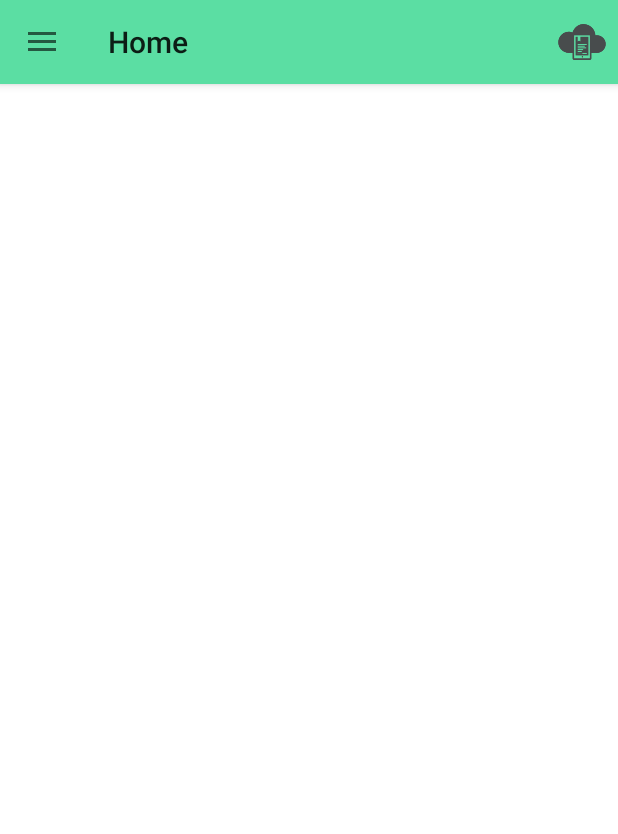
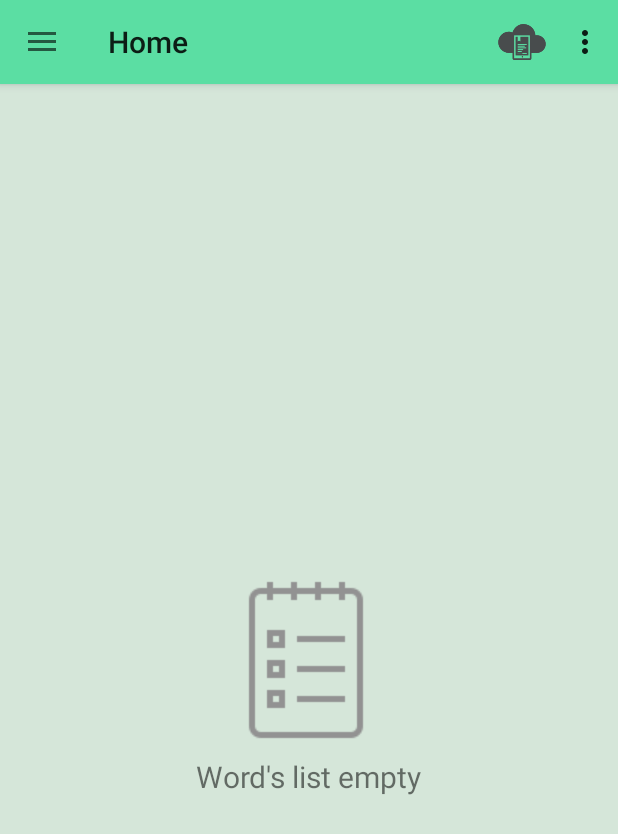
Before and after one commit to juanortiz10/Eduquer, an Android app: the fragment Look placed in its activity, on a phone screen of 412 x 824 dp. Shown: the top 834 px of the screen. Run offline under Robolectric (Android 15) with nearby library versions, the phone set to English and light mode, and no system bars.

```diff
--- a/app/src/main/java/com/example/juan/eduquer/MainActivity.java
+++ b/app/src/main/java/com/example/juan/eduquer/MainActivity.java
@@ -16,6 +16,7 @@ import android.support.v4.app.FragmentActivity;
 
 import java.util.ArrayList;
 import adapter.DrawerAdapter;
+import algorithms.Low;
 import fragments.Add;
 import fragments.Home;
 import fragments.Look;
@@ -24,7 +25,7 @@ import models.Item;
 import models.Items;
 
 public class MainActivity extends FragmentActivity {
-
+    Low low;
     private ListView drawerList;
     private DrawerLayout drawerLayout;
     private ActionBarDrawerToggle drawerToggle;
@@ -42,6 +43,8 @@ public class MainActivity extends FragmentActivity {
         tagTitles= getResources().getStringArray(R.array.tags);
         addDrawerItems();
         setupDrawer();
+
+        low=new Low(getApplicationContext());
 
         getActionBar().setDisplayHomeAsUpEnabled(true);
         getActionBar().setHomeButtonEnabled(true);
--- a/app/src/main/java/fragments/Add.java
+++ b/app/src/main/java/fragments/Add.java
@@ -44,9 +44,8 @@ public class Add extends Fragment implements View.OnClickListener{
         if (view.getId() == R.id.btnSend) {
             try {
                 if(etWords.length()>0) {
-                    Date time = new Date();
                     DataBaseHelper dataBaseHelper = new DataBaseHelper(getActivity().getApplicationContext());
-                    dataBaseHelper.putInformation(dataBaseHelper, etWords.getText().toString(), time);
+                    dataBaseHelper.putInformation(dataBaseHelper, etWords.getText().toString());
                     Toast.makeText(getActivity().getApplicationContext(), "New word has been added correctly!", Toast.LENGTH_SHORT).show();
                     etWords.setText("");
                 }else{
--- a/app/src/main/java/fragments/Look.java
+++ b/app/src/main/java/fragments/Look.java
@@ -12,7 +12,9 @@ import com.example.juan.eduquer.Webview;
 import android.content.Intent;
 import android.os.Handler;
 import android.widget.AdapterView;
+import android.widget.ImageView;
 import android.widget.ListView;
+import android.widget.TextView;
 import android.widget.Toast;
 import android.widget.AdapterView.OnItemClickListener;
 import java.util.ArrayList;
@@ -39,6 +41,8 @@ public class Look extends Fragment implements OnItemClickListener{
     private ArrayList<Item> words;
     private SearchAdapter searchAdapter;
     public String textToSearch;
+    private ImageView imvNo;
+    private TextView tvNo;
     Timer timer=new Timer();
     public Look(){}
 
@@ -56,6 +60,11 @@ public class Look extends Fragment implements OnItemClickListener{
         DataBaseHelper dataBaseHelper=new DataBaseHelper(getActivity().getApplicationContext());
         if(dataBaseHelper.getALl().size()>0) {
             search();
+        }else{
+            imvNo=(ImageView)rootView.findViewById(R.id.imvNo);
+            imvNo.setImageResource(R.drawable.empty);
+            tvNo=(TextView)rootView.findViewById(R.id.tvNo);
+            tvNo.setText("Word's list empty");
         }
         searchAdapter=new SearchAdapter(getActivity().getApplicationContext(),results);
         return rootView;
@@ -66,6 +75,7 @@ public class Look extends Fragment implements OnItemClickListener{
         DataBaseHelper dataBaseHelper=new DataBaseHelper(getActivity().getApplicationContext());
         if(dataBaseHelper.getALl().size()>0)
             timer.schedule(new Time(), 0, 2000);
+        dataBaseHelper.close();
         super.onStart();
     }
 
@@ -74,6 +84,7 @@ public class Look extends Fragment implements OnItemClickListener{
         DataBaseHelper dataBaseHelper=new DataBaseHelper(getActivity().getApplicationContext());
         if(dataBaseHelper.getALl().size()>0)
             update();
+        dataBaseHelper.close();
         super.onStop();
     }
 
@@ -82,6 +93,7 @@ public class Look extends Fragment implements OnItemClickListener{
         DataBaseHelper dataBaseHelper=new DataBaseHelper(getActivity().getApplicationContext());
         if(dataBaseHelper.getALl().size()>0)
             timer.cancel();
+        dataBaseHelper.close();
         super.onDestroy();
     }
 
@@ -130,6 +142,7 @@ public class Look extends Fragment implements OnItemClickListener{
         }else{
             Toast.makeText(getActivity().getApplicationContext(), "Your word's list is empty",Toast.LENGTH_SHORT).show();
         }
+        dataBaseHelper.close();
     }
 
     @Override
@@ -154,5 +167,4 @@ public class Look extends Fragment implements OnItemClickListener{
        dataBaseHelper.setProgress(dataBaseHelper,oldValue+add,textToSearch);
        dataBaseHelper.close();
    }
-
-        }
+}
--- a/app/src/main/java/models/Item.java
+++ b/app/src/main/java/models/Item.java
@@ -1,4 +1,6 @@
 package models;
+
+import java.util.Date;
 
 /**
  * Created by juan on 10/06/15.
@@ -6,15 +8,13 @@ package models;
 public class Item {
     private String name;
     private int id;
-    private int progress;
+    private long date;
+
     public Item(String name, int id){
         this.name=name;
         this.id=id;
     }
 
-    public Item(int progress){
-        this.progress=progress;
-    }
 
     public Item(){}
     public String getName() {
@@ -33,4 +33,11 @@ public class Item {
         this.id = id;
     }
 
+    public long getDate() {
+        return date;
+    }
+
+    public void setDate(long date) {
+        this.date = date;
+    }
 }
--- a/app/src/main/res/layout/look.xml
+++ b/app/src/main/res/layout/look.xml
@@ -1,13 +1,26 @@
 <?xml version="1.0" encoding="utf-8"?>
-<LinearLayout xmlns:android="http://schemas.android.com/apk/res/android"
+<RelativeLayout xmlns:android="http://schemas.android.com/apk/res/android"
     android:orientation="vertical"
     android:layout_width="fill_parent"
     android:layout_height="fill_parent"
-    android:background="#ffffff">
+    android:background="@color/back">
+    <ImageView
+        android:id="@+id/imvNo"
+        android:layout_width="wrap_content"
+        android:layout_height="wrap_content"
+        android:layout_centerHorizontal="true"
+        android:layout_centerInParent="true"/>
+    <TextView
+        android:textSize="9pt"
+        android:layout_centerHorizontal="true"
+        android:layout_below="@+id/imvNo"
+        android:layout_width="wrap_content"
+        android:layout_height="wrap_content"
+        android:id="@+id/tvNo"/>
     <ListView
         android:layout_height="wrap_content"
         android:layout_width="fill_parent"
         android:id="@+id/lvResults"
         android:background="@color/back">
         </ListView>
-</LinearLayout>
+</RelativeLayout>
--- a/app/src/main/res/menu/fragment_menu.xml
+++ b/app/src/main/res/menu/fragment_menu.xml
@@ -1,9 +1,14 @@
 <?xml version="1.0" encoding="utf-8"?>
 <menu xmlns:android="http://schemas.android.com/apk/res/android">
     <item
-        android:id="@+id/action_edit"
+        android:id="@+id/action_settings"
         android:orderInCategory="100"
+        android:enabled="false"
         android:icon="@drawable/homeicon"
         android:title="@string/eduquer"
         android:showAsAction="ifRoom|collapseActionView"/>
+    <item
+        android:id="@+id/action"
+        android:title="@string/action_settings"
+        />
 </menu>
--- a/app/src/main/res/values/strings.xml
+++ b/app/src/main/res/values/strings.xml
@@ -28,6 +28,8 @@
     <string name="nothing">nothing</string>
     <string name="test">TextView</string>
     <string name="ok">Ok</string>
+    <string name="image">image</string>
+    <string name="language">Language</string>
 
     <string-array name="tags">
         <item>Home</item>
```
Also changed, not shown: app/src/main/java/algorithms/Low.java (added, +73 -0 lines), app/src/main/java/fragments/Remove.java (+6 -2 lines), app/src/main/java/helper/DataBaseHelper.java (+33 -5 lines), app/src/main/res/layout/remove.xml (+11 -11 lines), app/src/main/res/drawable/empty.png (added), app/src/main/res/drawable/trash.png (added).
